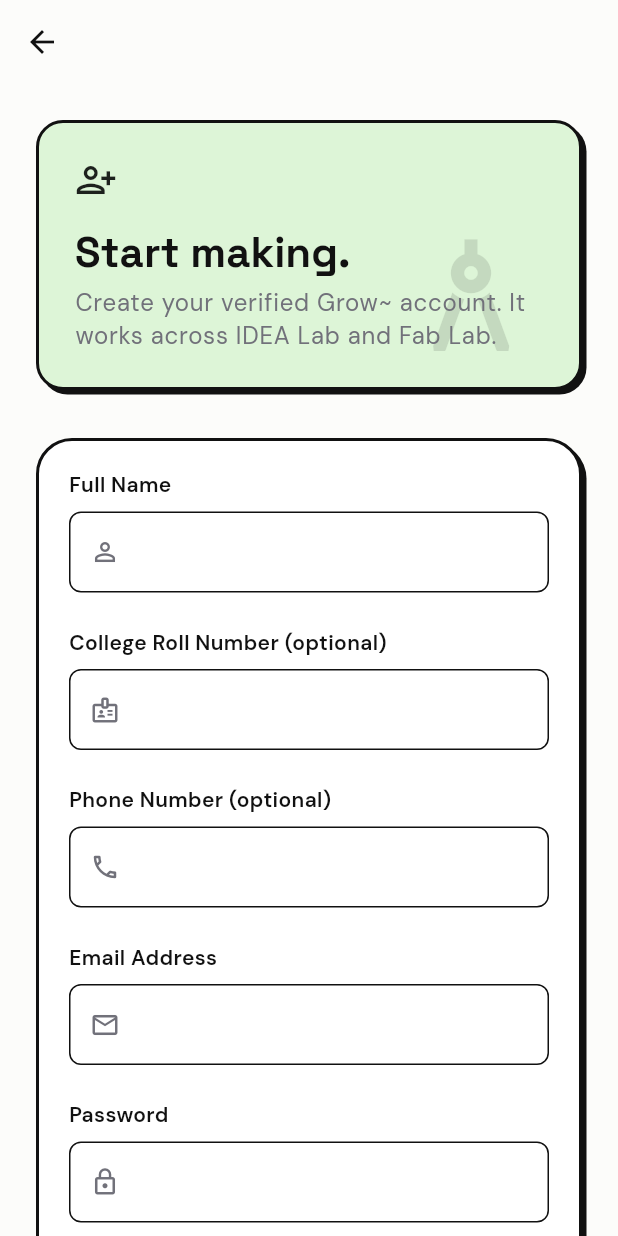
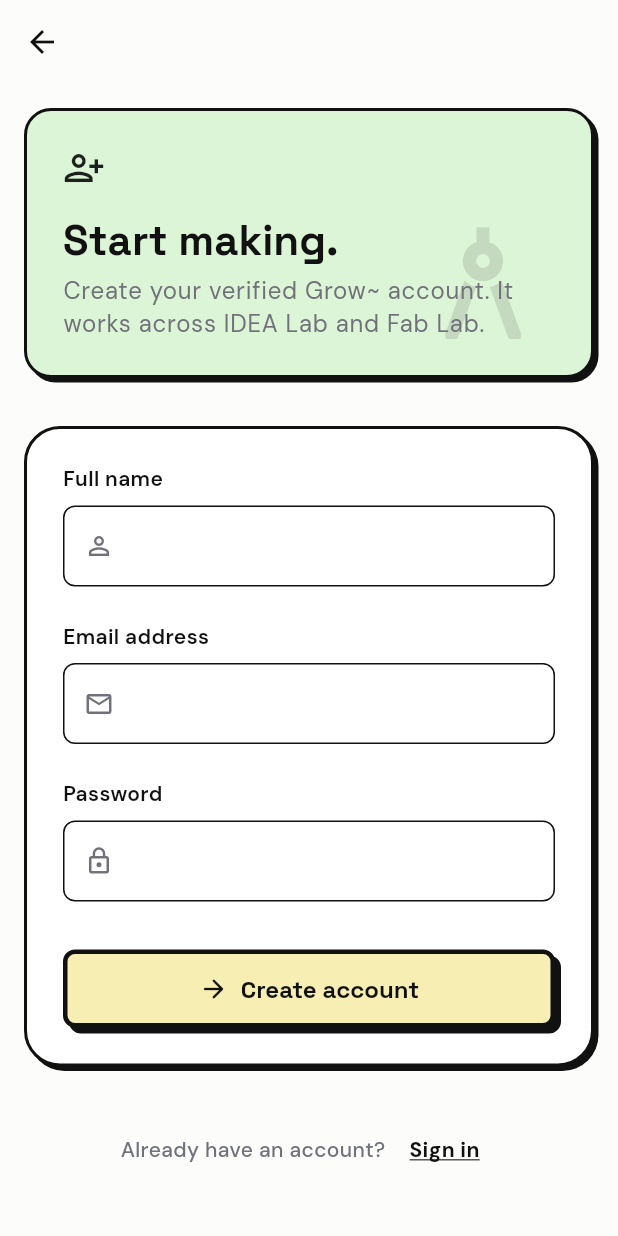
Before and after one commit to NAVANEETHVVINOD/Grow-by-IL, a Flutter app: the RegisterScreen screen opened by its route, on a phone screen of 412 x 824 dp. Run offline on Flutter 3.47's test engine with Material 3 defaults, Android fonts, the phone set to English and light mode, and no system bars; drawn by our look-alikes of flutter_animate; our stand-ins replace firebase_core, firebase_crashlytics, flutter_image_compress, flutter_riverpod, go_router, google_sign_in and 6 more; missing offline and left inert: mobile_scanner; accounts and stored records are empty; project files that could hold a hidden picture were left out.

Commit message:
fix(auth): simplify pre-verification registration

```diff
--- a/lib/features/auth/presentation/screens/register_screen.dart
+++ b/lib/features/auth/presentation/screens/register_screen.dart
@@ -21,8 +21,6 @@
 class _RegisterScreenState extends ConsumerState<RegisterScreen> {
   final _formKey = GlobalKey<FormState>();
   final _nameController = TextEditingController();
-  final _rollController = TextEditingController();
-  final _phoneController = TextEditingController();
   final _emailController = TextEditingController();
   final _passwordController = TextEditingController();
   bool _isLoading = false;
@@ -33,8 +31,6 @@
   @override
   void dispose() {
     _nameController.dispose();
-    _rollController.dispose();
-    _phoneController.dispose();
     _emailController.dispose();
     _passwordController.dispose();
     super.dispose();
@@ -49,8 +45,6 @@
       final emailAlreadyVerified =
           await ref.read(authRepositoryProvider).signUp(
                 name: _nameController.text.trim(),
-                collegeRoll: _optionalValue(_rollController.text),
-                phone: _optionalValue(_phoneController.text),
                 email: _emailController.text.trim(),
                 password: _passwordController.text,
               );
@@ -76,11 +70,6 @@
     } finally {
       if (mounted) setState(() => _isLoading = false);
     }
-  }
-
-  String? _optionalValue(String value) {
-    final trimmed = value.trim();
-    return trimmed.isEmpty ? null : trimmed;
   }
 
   Future<void> _resendConfirmation() async {
@@ -124,72 +113,132 @@
           ),
         ),
         body: SafeArea(
-          child: SingleChildScrollView(
-            padding: const EdgeInsets.all(AppSizes.lg),
-            child: Column(
+          child: LayoutBuilder(
+            builder: (context, constraints) {
+              final keyboardIsVisible =
+                  MediaQuery.viewInsetsOf(context).bottom > 0;
+              final compact = constraints.maxHeight < 740 || keyboardIsVisible;
+              final needsScroll = _awaitingConfirmation ||
+                  keyboardIsVisible ||
+                  constraints.maxHeight < 620;
+              final content = _RegisterContent(
+                compact: compact,
+                awaitingConfirmation: _awaitingConfirmation,
+                formKey: _formKey,
+                nameController: _nameController,
+                emailController: _emailController,
+                passwordController: _passwordController,
+                isLoading: _isLoading,
+                isResending: _isResendingConfirmation,
+                onRegister: _register,
+                onResend: _resendConfirmation,
+                onSignIn: () => context.go('/login'),
+              );
+
+              if (needsScroll) {
+                return SingleChildScrollView(
+                  keyboardDismissBehavior:
+                      ScrollViewKeyboardDismissBehavior.onDrag,
+                  padding: const EdgeInsets.all(AppSizes.md),
+                  child: content,
+                );
+              }
+
+              return Padding(
+                padding: const EdgeInsets.all(AppSizes.md),
+                child: content,
+              );
+            },
+          ),
+        ),
+      ),
+    );
+  }
+}
+
+class _RegisterContent extends StatelessWidget {
+  const _RegisterContent({
+    required this.compact,
+    required this.awaitingConfirmation,
+    required this.formKey,
+    required this.nameController,
+    required this.emailController,
+    required this.passwordController,
+    required this.isLoading,
+    required this.isResending,
+    required this.onRegister,
+    required this.onResend,
+    required this.onSignIn,
+  });
+
+  final bool compact;
+  final bool awaitingConfirmation;
+  final GlobalKey<FormState> formKey;
+  final TextEditingController nameController;
+  final TextEditingController emailController;
+  final TextEditingController passwordController;
+  final bool isLoading;
+  final bool isResending;
+  final VoidCallback onRegister;
+  final VoidCallback onResend;
+  final VoidCallback onSignIn;
+
+  @override
+  Widget build(BuildContext context) {
+    final gap = compact ? AppSizes.md : AppSizes.xl;
+    return Column(
       crossAxisAlignment: CrossAxisAlignment.stretch,
+      mainAxisSize: MainAxisSize.min,
       children: [
-                const _RegisterIntro(),
-                const SizedBox(height: AppSizes.xl),
-                if (_awaitingConfirmation)
+        _RegisterIntro(compact: compact),
+        SizedBox(height: gap),
+        if (awaitingConfirmation)
           _ConfirmationSentCard(
-                    onSignIn: () => context.go('/login'),
-                    onResend: _resendConfirmation,
-                    isResending: _isResendingConfirmation,
+            onSignIn: onSignIn,
+            onResend: onResend,
+            isResending: isResending,
           )
         else
           NeoCard(
+            padding: EdgeInsets.all(compact ? AppSizes.md : AppSizes.lg),
             child: Form(
-                      key: _formKey,
+              key: formKey,
               child: Column(
                 children: [
                   NeoTextField(
-                            label: 'Full Name',
-                            controller: _nameController,
+                    label: 'Full name',
+                    controller: nameController,
                     prefixIcon: Icons.person_outline,
-                            validator: (v) => AppValidators.required(v, 'Name'),
+                    validator: (value) => AppValidators.required(value, 'Name'),
                   ),
-                          const SizedBox(height: AppSizes.lg),
+                  SizedBox(height: compact ? AppSizes.md : AppSizes.lg),
                   NeoTextField(
-                            label: 'College Roll Number (optional)',
-                            controller: _rollController,
-                            prefixIcon: Icons.badge_outlined,
-                          ),
-                          const SizedBox(height: AppSizes.lg),
-                          NeoTextField(
-                            label: 'Phone Number (optional)',
-                            controller: _phoneController,
-                            keyboardType: TextInputType.phone,
-                            prefixIcon: Icons.phone_outlined,
-                          ),
-                          const SizedBox(height: AppSizes.lg),
-                          NeoTextField(
-                            label: 'Email Address',
-                            controller: _emailController,
+                    label: 'Email address',
+                    controller: emailController,
                     keyboardType: TextInputType.emailAddress,
                     prefixIcon: Icons.email_outlined,
                     validator: AppValidators.email,
                   ),
-                          const SizedBox(height: AppSizes.lg),
+                  SizedBox(height: compact ? AppSizes.md : AppSizes.lg),
                   NeoTextField(
                     label: 'Password',
-                            controller: _passwordController,
+                    controller: passwordController,
                     obscureText: true,
                     prefixIcon: Icons.lock_outline,
                     validator: AppValidators.password,
                   ),
-                          const SizedBox(height: AppSizes.xl),
+                  SizedBox(height: compact ? AppSizes.lg : AppSizes.xl),
                   NeoButton(
                     label: 'Create account',
                     icon: Icons.arrow_forward_rounded,
-                            isLoading: _isLoading,
-                            onPressed: _register,
+                    isLoading: isLoading,
+                    onPressed: onRegister,
                   ),
                 ],
               ),
             ),
           ),
-                const SizedBox(height: AppSizes.xl),
+        SizedBox(height: compact ? AppSizes.md : AppSizes.xl),
         Wrap(
           alignment: WrapAlignment.center,
           crossAxisAlignment: WrapCrossAlignment.center,
@@ -203,9 +252,9 @@
                   ),
             ),
             TextButton(
-                      onPressed: () => context.go('/login'),
+              onPressed: onSignIn,
               child: Text(
-                        'Sign In',
+                'Sign in',
                 style: Theme.of(context).textTheme.bodyMedium?.copyWith(
                       color: AppColors.navy,
                       fontWeight: FontWeight.w700,
@@ -216,23 +265,21 @@
           ],
         ),
       ],
-            ),
-          ),
-        ),
-      ),
     );
   }
 }
 
 class _RegisterIntro extends StatelessWidget {
-  const _RegisterIntro();
+  const _RegisterIntro({required this.compact});
+
+  final bool compact;
 
   @override
   Widget build(BuildContext context) {
     return NeoCard(
       color: AppColors.green,
       borderRadius: 18,
-      padding: const EdgeInsets.all(AppSizes.lg),
+      padding: EdgeInsets.all(compact ? AppSizes.md : AppSizes.lg),
       child: Stack(
         children: [
           Positioned(
@@ -247,12 +294,13 @@
           Column(
             crossAxisAlignment: CrossAxisAlignment.start,
             children: [
-              const Icon(Icons.person_add_alt_1_outlined, size: 28),
-              const SizedBox(height: AppSizes.md),
+              Icon(Icons.person_add_alt_1_outlined, size: compact ? 22 : 28),
+              SizedBox(height: compact ? AppSizes.xs : AppSizes.md),
               Text('Start making.',
                   style: Theme.of(context).textTheme.headlineMedium?.copyWith(
                         fontWeight: FontWeight.w800,
                       )),
+              if (!compact) ...[
                 const SizedBox(height: AppSizes.xs),
                 Text(
                   'Create your verified Grow~ account. It works across IDEA Lab and Fab Lab.',
@@ -261,6 +309,7 @@
                         color: AppColors.textSecondary,
                       ),
                 ),
+              ],
             ],
           ),
         ],
```
Lines whose indentation alone changed are shown as unchanged.
